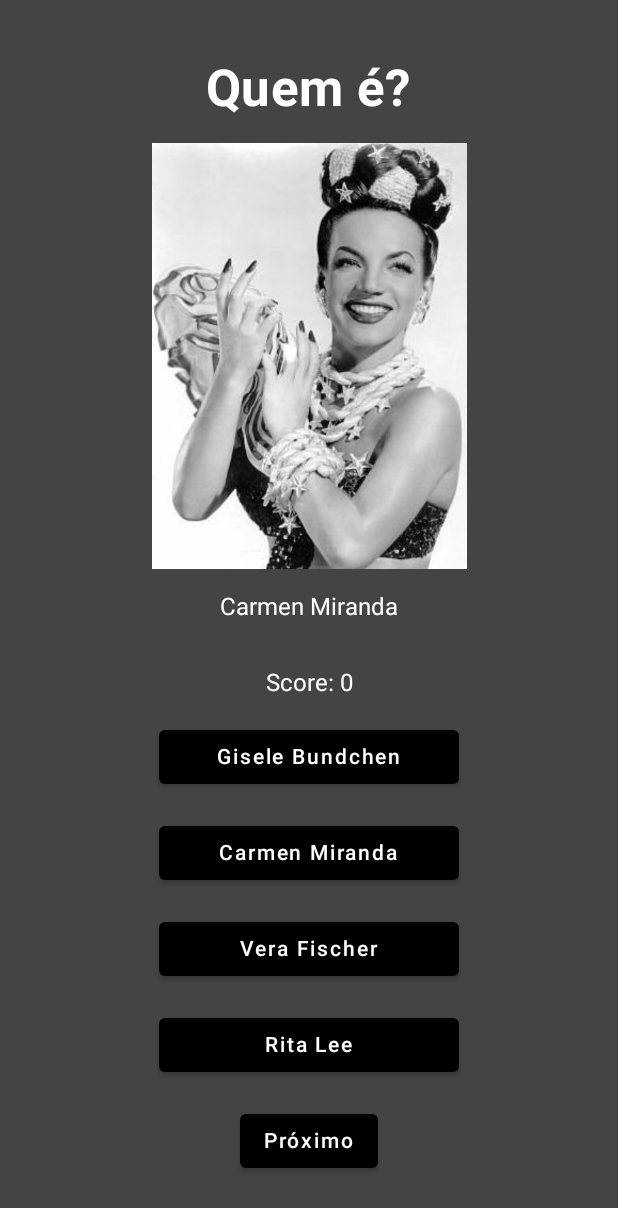
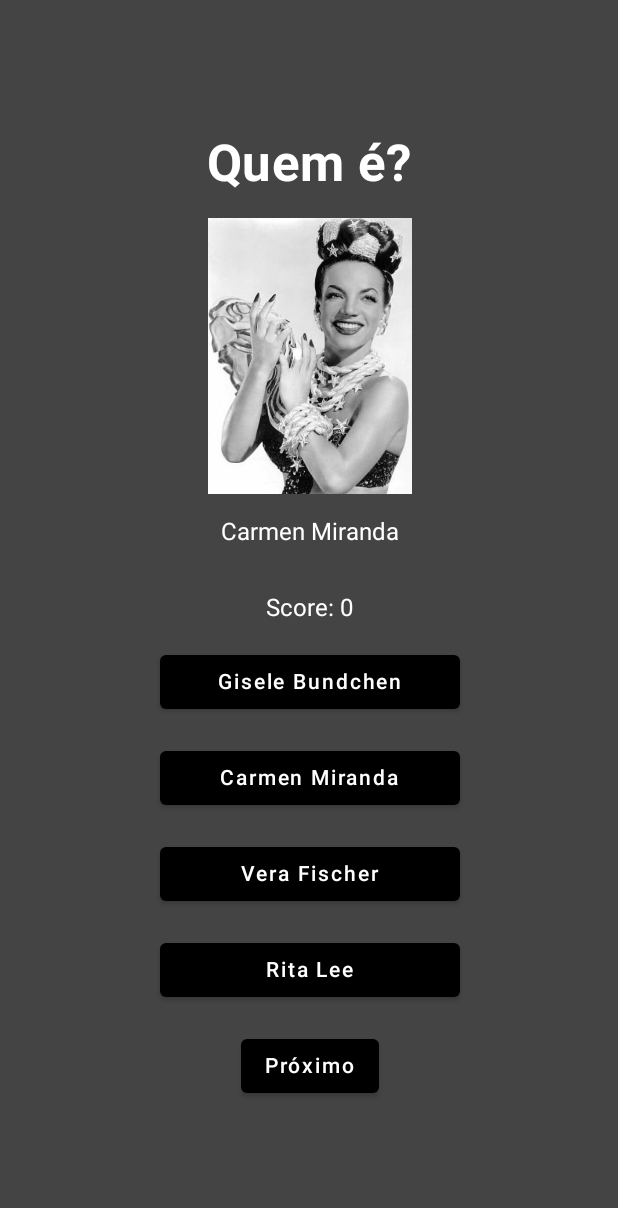
Before and after one commit to RodrigoAFMoreira/Quiz, an Android app built with Jetpack Compose: the questions_screen screen opened through its navigation route, on a phone screen of 412 x 824 dp. Shown: the top 1208 px of the screen. Run offline under Robolectric (Android 15) with nearby library versions, the phone set to English and light mode, and no system bars.

Commit message:
better organization

```diff
--- /dev/null
+++ b/app/src/main/java/com/example/quiz/Composable/Question/AnswerButton.kt
@@ -0,0 +1,40 @@
+package com.example.quiz.Composable.Question
+
+import androidx.compose.foundation.layout.padding
+import androidx.compose.foundation.layout.width
+import androidx.compose.material.Button
+import androidx.compose.material.ButtonDefaults
+import androidx.compose.material.Text
+import androidx.compose.runtime.Composable
+import androidx.compose.ui.Modifier
+import androidx.compose.ui.graphics.Color
+import androidx.compose.ui.unit.dp
+
+@Composable
+fun AnswerButton(
+    answer: String,
+    isSelected: Boolean,
+    isCorrect: Boolean,
+    onClick: () -> Unit
+) {
+    val backgroundColor = if (isSelected) {
+        if (isCorrect) Color.Green else Color.Red
+    } else {
+        Color.Black
+    }
+
+    Button(
+        onClick = onClick,
+        modifier = Modifier
+            .padding(top = 16.dp)
+            .width(200.dp),
+        colors = ButtonDefaults.buttonColors(
+            backgroundColor = backgroundColor
+        )
+    ) {
+        Text(
+            text = answer,
+            color = Color.White
+        )
+    }
+}
--- /dev/null
+++ b/app/src/main/java/com/example/quiz/Composable/Question/ImageQuestion.kt
@@ -0,0 +1,29 @@
+package com.example.quiz.Composable.Question
+
+import androidx.compose.foundation.Image
+import androidx.compose.foundation.layout.fillMaxWidth
+import androidx.compose.foundation.layout.height
+import androidx.compose.foundation.layout.padding
+import androidx.compose.foundation.layout.width
+import androidx.compose.runtime.Composable
+import androidx.compose.ui.Modifier
+import androidx.compose.ui.graphics.ImageBitmap
+import androidx.compose.ui.graphics.painter.BitmapPainter
+import androidx.compose.ui.graphics.painter.Painter
+import androidx.compose.ui.res.imageResource
+import androidx.compose.ui.unit.dp
+
+@Composable
+fun ImageQuestion(imageResId: Int) {
+    val imageBitmap = ImageBitmap.imageResource(imageResId)
+    val painter: Painter = BitmapPainter(imageBitmap)
+    Image(
+        painter,
+        contentDescription = null,
+        modifier = Modifier
+            .width(250.dp)
+            .height(200.dp)
+            .fillMaxWidth()
+            .padding(bottom = 16.dp)
+    )
+}
--- /dev/null
+++ b/app/src/main/java/com/example/quiz/Composable/Question/NextButton.kt
@@ -0,0 +1,38 @@
+package com.example.quiz.Composable.Question
+
+import androidx.compose.foundation.layout.padding
+import androidx.compose.material.Button
+import androidx.compose.material.ButtonDefaults
+import androidx.compose.material.Text
+import androidx.compose.runtime.Composable
+import androidx.compose.runtime.MutableState
+import androidx.compose.ui.Modifier
+import androidx.compose.ui.graphics.Color
+import androidx.compose.ui.unit.dp
+
+@Composable
+fun NextButton(
+    onNextClick: () -> Unit,
+    correctAnswer: String,
+    selectedAnswer: String,
+    score: MutableState<Int>
+) {
+    Button(
+        onClick = {
+            val isCorrect = correctAnswer == selectedAnswer
+            if (isCorrect) {
+                score.value++
+            }
+            onNextClick.invoke()
+        },
+        modifier = Modifier.padding(top = 16.dp),
+        colors = ButtonDefaults.buttonColors(
+            backgroundColor = Color.Black
+        )
+    ) {
+        Text(
+            text = "Próximo",
+            color = Color.White,
+        )
+    }
+}
--- a/app/src/main/java/com/example/quiz/Composable/Question/QuestionScreen.kt
+++ b/app/src/main/java/com/example/quiz/Composable/Question/QuestionScreen.kt
@@ -1,34 +1,20 @@
 package com.example.quiz.Composable.Question
 
-import androidx.compose.foundation.Image
 import androidx.compose.foundation.layout.Box
 import androidx.compose.foundation.layout.Column
 import androidx.compose.foundation.layout.fillMaxSize
-import androidx.compose.foundation.layout.fillMaxWidth
-import androidx.compose.foundation.layout.height
 import androidx.compose.foundation.layout.padding
-import androidx.compose.foundation.layout.width
-import androidx.compose.material.Button
-import androidx.compose.material.ButtonDefaults
 import androidx.compose.material.MaterialTheme
 import androidx.compose.material.Text
 import androidx.compose.runtime.Composable
-import androidx.compose.runtime.MutableState
 import androidx.compose.runtime.mutableStateOf
 import androidx.compose.runtime.remember
 import androidx.compose.ui.Alignment
 import androidx.compose.ui.Modifier
 import androidx.compose.ui.graphics.Color
-import androidx.compose.ui.graphics.ImageBitmap
-import androidx.compose.ui.graphics.painter.BitmapPainter
-import androidx.compose.ui.graphics.painter.Painter
-import androidx.compose.ui.res.imageResource
 import androidx.compose.ui.text.font.FontWeight
 import androidx.compose.ui.unit.dp
-import androidx.navigation.NavController
-import com.example.quiz.Composable.QuizEnd.EndQuizScreen
 import com.example.quiz.Model.Question
-import com.example.quiz.Model.QuestionList
 
 @Composable
 fun QuestionScreen(
@@ -55,8 +41,7 @@ fun QuestionScreen(
                 fontWeight = FontWeight.Bold
             )
 
-            ImageForAnswer(question.imageId)
-            // Text for the question
+            ImageQuestion(question.imageId)
             Text(
                 text = question.name,
                 modifier = Modifier.padding(bottom = 16.dp),
@@ -92,89 +77,3 @@ fun QuestionScreen(
         }
     }
 }
-
-@Composable
-fun ImageForAnswer(imageResId: Int) {
-    val imageBitmap = ImageBitmap.imageResource(imageResId)
-    val painter: Painter = BitmapPainter(imageBitmap)
-    Image(
-        painter,
-        contentDescription = null,
-        modifier = Modifier
-            .width(300.dp)
-            .height(300.dp)
-            .fillMaxWidth()
-            .padding(bottom = 16.dp)
-    )
-}
-
-@Composable
-fun QuestionScreenFlow(navController: NavController) {
-    val questions = QuestionList.questions.shuffled().take(5)
-    val currentQuestionIndex = remember { mutableStateOf(0) }
-
-    if (currentQuestionIndex.value < questions.size) {
-        QuestionScreen(
-            question = questions[currentQuestionIndex.value],
-            onNextClick = { currentQuestionIndex.value++ }
-        )
-    } else {
-        EndQuizScreen(navController)
-    }
-}
-
-@Composable
-fun AnswerButton(
-    answer: String,
-    isSelected: Boolean,
-    isCorrect: Boolean,
-    onClick: () -> Unit
-) {
-    val backgroundColor = if (isSelected) {
-        if (isCorrect) Color.Green else Color.Red
-    } else {
-        Color.Black
-    }
-
-    Button(
-        onClick = onClick,
-        modifier = Modifier
-            .padding(top = 16.dp)
-            .width(200.dp),
-        colors = ButtonDefaults.buttonColors(
-            backgroundColor = backgroundColor
-        )
-    ) {
-        Text(
-            text = answer,
-            color = Color.White
-        )
-    }
-}
-
-@Composable
-fun NextButton(
-    onNextClick: () -> Unit,
-    correctAnswer: String,
-    selectedAnswer: String,
-    score: MutableState<Int>
-) {
-    Button(
-        onClick = {
-            val isCorrect = correctAnswer == selectedAnswer
-            if (isCorrect) {
-                score.value++
-            }
-            onNextClick.invoke()
-        },
-        modifier = Modifier.padding(top = 16.dp),
-        colors = ButtonDefaults.buttonColors(
-            backgroundColor = Color.Black
-        )
-    ) {
-        Text(
-            text = "Próximo",
-            color = Color.White,
-        )
-    }
-}
--- /dev/null
+++ b/app/src/main/java/com/example/quiz/Composable/Question/QuestionScreenFlow.kt
@@ -0,0 +1,23 @@
+package com.example.quiz.Composable.Question
+
+import androidx.compose.runtime.Composable
+import androidx.compose.runtime.mutableStateOf
+import androidx.compose.runtime.remember
+import androidx.navigation.NavController
+import com.example.quiz.Composable.QuizEnd.EndQuizScreen
+import com.example.quiz.Model.QuestionList
+
+@Composable
+fun QuestionScreenFlow(navController: NavController) {
+    val questions = QuestionList.questions.shuffled().take(5)
+    val currentQuestionIndex = remember { mutableStateOf(0) }
+
+    if (currentQuestionIndex.value < questions.size) {
+        QuestionScreen(
+            question = questions[currentQuestionIndex.value],
+            onNextClick = { currentQuestionIndex.value++ }
+        )
+    } else {
+        EndQuizScreen(navController)
+    }
+}
--- a/app/src/main/java/com/example/quiz/Model/QuestionList.kt
+++ b/app/src/main/java/com/example/quiz/Model/QuestionList.kt
@@ -29,7 +29,7 @@ object QuestionList {
             id = 4,
             name = "Tom Jobim",
             imageId = R.drawable.tom_jobim,
-            answers = listOf("Raul Seixas", "Sílvio Santos", "Tom Jobin", "Lobão"),
+            answers = listOf("Raul Seixas", "Sílvio Santos", "Tom Jobim", "Lobão"),
             "Tom Jobim"
         ),
         Question(
--- a/app/src/main/java/com/example/quiz/nav/NavRoutes.kt
+++ b/app/src/main/java/com/example/quiz/nav/NavRoutes.kt
@@ -31,7 +31,7 @@ fun SetupNavRoutes(navController: NavHostController) {
             QuestionScreenFlow(navController = navController)
         }
         composable(route = Screen.Score.route) {
-            ScoreScreen(players = players.take(10)/*, score = score.value*/) //error
+            ScoreScreen(players = players.take(10))
         }
         composable(
             route = Screen.End.route
```
Also changed, not shown: app/src/main/java/com/example/quiz/Composable/Score/ScoreScreen.kt (+0 -7 lines).
